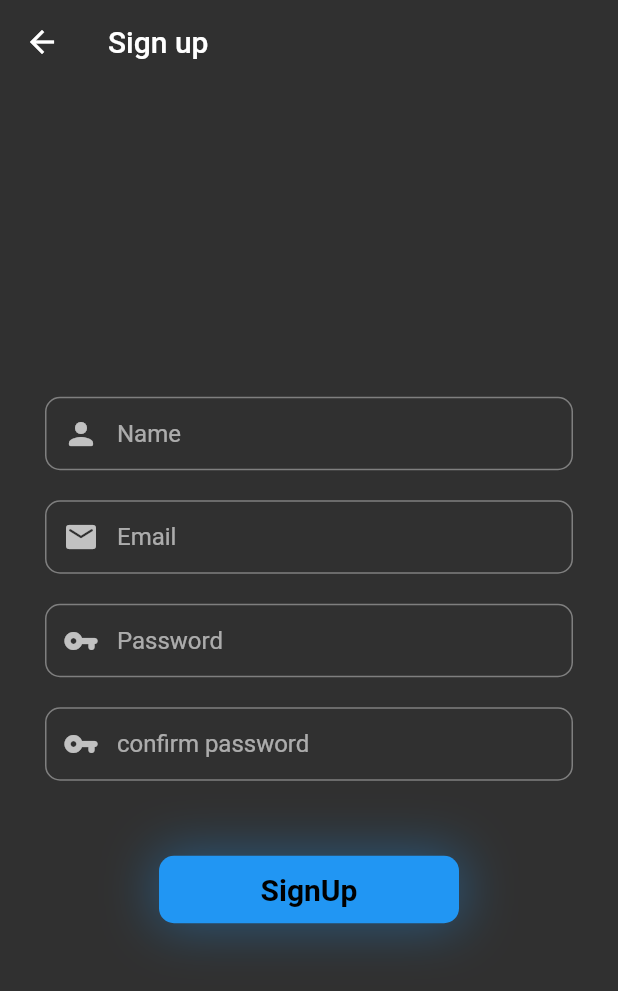
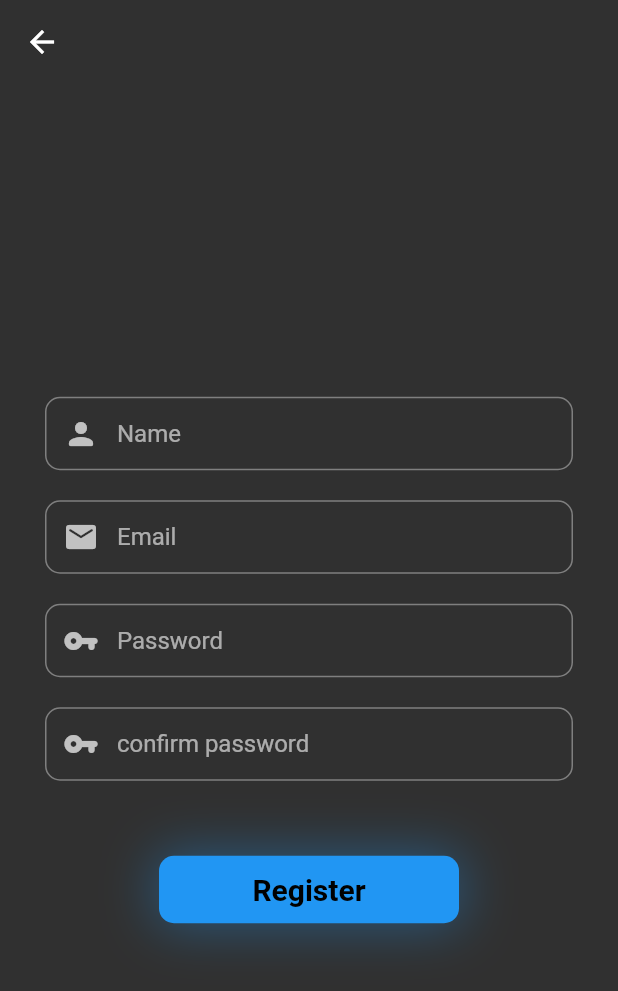
Before and after one commit to IHaveHackedYou/messenger, a Flutter app: the screen it shows after launch, after a tap on "SignUp", on a phone screen of 412 x 824 dp. Shown: the top 991 px of the screen. Run offline on Flutter 3.47's test engine with Material 2 defaults, Android fonts, the phone set to English and light mode, and no system bars; our stand-ins replace cloud_firestore, firebase_auth, firebase_core, flutter_spinkit; accounts and stored records are empty.

```diff
--- a/lib/src/_constants/models/routes.dart
+++ b/lib/src/_constants/models/routes.dart
@@ -1,5 +1,6 @@
 import 'package:customfirebase/customfirebase.dart';
 import 'package:flutter/material.dart';
+import 'package:messenger/src/_constants/widgets/error_screen.dart';
 import 'package:messenger/src/authentication/screens/authentication_wrapper_screen.dart';
 import 'package:messenger/src/authentication/screens/sign_in_screen.dart';
 import 'package:messenger/src/authentication/screens/sign_up_screen.dart';
@@ -27,19 +28,17 @@ class RouteGenerator {
                     myUser: args,
                   ));
         }
-        //TODO add error message
+
         return MaterialPageRoute(
-            builder: (_) => const Scaffold(
-                body: Text("Internal error this souldn't happen")));
+            builder: (_) => const ErrorScreen(error: "This should not happen"));
 
       case "/homePage/chat":
         if (args is CustomUser) {
           return MaterialPageRoute(builder: (_) => ChatScreen(user: args));
         }
-        //TODO add error message
+
         return MaterialPageRoute(
-            builder: (_) => const Scaffold(
-                body: Text("Internal error this souldn't happen")));
+            builder: (_) => const ErrorScreen(error: "This should not happen"));
 
       case "/signUp":
         return MaterialPageRoute(
@@ -57,8 +56,7 @@ class RouteGenerator {
       */
       default:
         return MaterialPageRoute(
-            builder: (_) => const Scaffold(
-                body: Text("Internal error this shouldn't happen")));
+            builder: (_) => const ErrorScreen(error: "This should not happen"));
     }
   }
 }
--- a/lib/src/authentication/screens/authentication_wrapper_screen.dart
+++ b/lib/src/authentication/screens/authentication_wrapper_screen.dart
@@ -1,5 +1,6 @@
 import 'package:customfirebase/customfirebase.dart';
 import 'package:flutter/material.dart';
+import 'package:messenger/src/_constants/widgets/shaped_button.dart';
 import 'package:provider/provider.dart';
 import 'package:firebase_auth/firebase_auth.dart';
 
@@ -41,17 +42,34 @@ class SignOutScreen extends StatelessWidget {
           padding: const EdgeInsets.only(top: 50),
           child: Column(
             children: [
+              Text(
+                "Fancy app name",
+                style: TextStyle(fontSize: 40,
+                    //color: Theme.of(context).colorScheme.onBackground,
+                    shadows: [
+                      Shadow(
+                        color: Theme.of(context).colorScheme.primary,
+                        blurRadius: 20,
+                      )
+                    ]),
+              ),
+              const SizedBox(height: 50),
+              const FlutterLogo(size: 200),
+              const Spacer(),
+              ShapedButton(
+                  onPressed: () => Navigator.of(context).pushNamed("/signIn",
+                      arguments: context.read<AuthenticationService>()),
+                  title: ("SignIn")),
+              const SizedBox(height: 10),
+              // Sign in button
+
               // Sign up button
-              ElevatedButton(
+              ShapedButton(
                   onPressed: () => Navigator.of(context).pushNamed("/signUp",
                       arguments: context.read<
                           AuthenticationService>() /* .read<AuthenticationService>().signUp */),
-                  child: const Text("SignUp")),
-              // Sign in button
-              ElevatedButton(
-                  onPressed: () => Navigator.of(context).pushNamed("/signIn",
-                      arguments: context.read<AuthenticationService>()),
-                  child: const Text("SignIn")),
+                  title: ("SignUp")),
+              const SizedBox(height: 50),
             ],
           ),
         ),
--- a/lib/src/authentication/screens/sign_up_screen.dart
+++ b/lib/src/authentication/screens/sign_up_screen.dart
@@ -2,7 +2,9 @@ import 'package:customfirebase/customfirebase.dart';
 import 'package:flutter/material.dart';
 import 'package:messenger/src/_constants/models/enums.dart';
 import 'package:messenger/src/_constants/widgets/error_message.dart';
+import 'package:messenger/src/_constants/widgets/error_screen.dart';
 import 'package:messenger/src/_constants/widgets/input_field.dart';
+import 'package:messenger/src/_constants/widgets/loading_screen.dart';
 import 'package:messenger/src/_constants/widgets/shaped_button.dart';
 import 'package:messenger/src/authentication/provider/sign_up_provider.dart';
 import 'package:provider/provider.dart';
@@ -113,11 +115,11 @@ class _SignUpScreenState extends State<SignUpScreen> {
           case AuthenticationState.start:
             return Scaffold(
               appBar: AppBar(
-                title: Text(
+                /* title: Text(
                   "Sign up",
                   style: TextStyle(
                       color: Theme.of(context).colorScheme.onBackground),
-                ),
+                ), */
                 backgroundColor: Colors.transparent,
                 elevation: 0,
                 shadowColor: Colors.transparent,
@@ -150,7 +152,7 @@ class _SignUpScreenState extends State<SignUpScreen> {
                                     provider);
                               }
                             },
-                            title: ("SignUp"),
+                            title: ("Register"),
                           ),
                         ],
                       ),
@@ -162,11 +164,10 @@ class _SignUpScreenState extends State<SignUpScreen> {
 
           // show loading circle when waiting for firebase response
           case AuthenticationState.loading:
-            // TODO add loading screen
-            return const Center(child: CircularProgressIndicator());
+            return const LoadingScreen();
 
           default:
-            return const Text("Internal error this shouldn't happen");
+            return const ErrorScreen(error: "This should not happen");
         }
       }),
     );
--- a/pubspec.yaml
+++ b/pubspec.yaml
@@ -33,6 +33,7 @@ dependencies:
   firebase: ^9.0.2
   flutter:
     sdk: flutter
+  flutter_spinkit: ^5.1.0
   provider: ^6.0.2
 
 dev_dependencies:
```
Also changed, not shown: lib/src/_constants/widgets/error_screen.dart (added, +13 -0 lines), lib/src/_constants/widgets/loading_screen.dart (added, +14 -0 lines), lib/src/authentication/screens/sign_in_screen.dart (+7 -9 lines), pubspec.lock.
